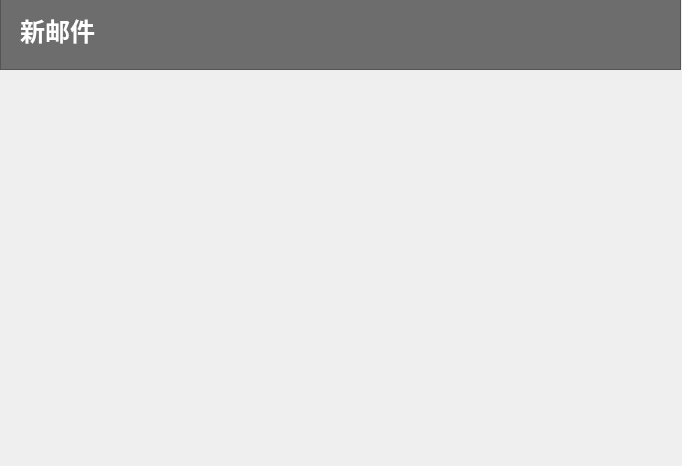
This is Client/App_view/Ui_file/write_email.ui in metaphysicser/MyMail as Qt 5 draws it before an edit. The edited form follows.
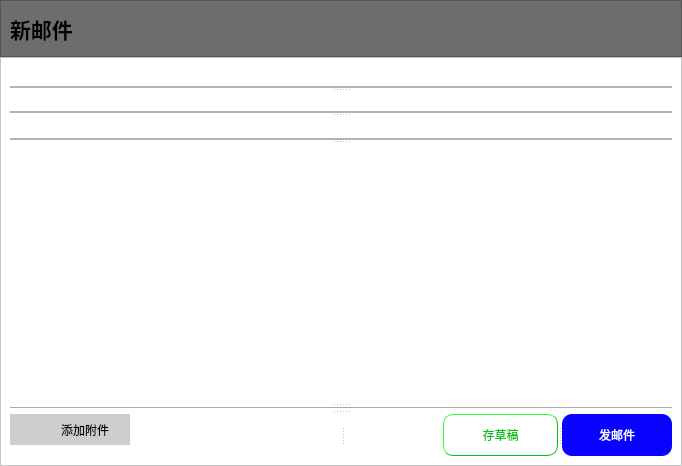
This is the edited form. Icons and pictures are not drawn.

Commit message: feat: add main ui style

```diff
--- a/Client/App_view/Ui_file/write_email.ui
+++ b/Client/App_view/Ui_file/write_email.ui
@@ -10,52 +10,327 @@
     <height>466</height>
    </rect>
   </property>
+  <property name="minimumSize">
+   <size>
+    <width>682</width>
+    <height>466</height>
+   </size>
+  </property>
   <property name="windowTitle">
    <string>Form</string>
   </property>
-  <widget class="QFrame" name="frame">
-   <property name="geometry">
-    <rect>
-     <x>0</x>
-     <y>-10</y>
-     <width>681</width>
-     <height>80</height>
-    </rect>
+  <layout class="QHBoxLayout" name="horizontalLayout_3">
+   <property name="spacing">
+    <number>0</number>
    </property>
-   <property name="styleSheet">
-    <string notr="true">background-color: rgb(109, 109, 109);</string>
+   <property name="leftMargin">
+    <number>0</number>
    </property>
-   <property name="frameShape">
-    <enum>QFrame::StyledPanel</enum>
+   <property name="topMargin">
+    <number>0</number>
    </property>
-   <property name="frameShadow">
-    <enum>QFrame::Raised</enum>
+   <property name="rightMargin">
+    <number>0</number>
    </property>
-   <widget class="QLabel" name="label">
-    <property name="geometry">
-     <rect>
-      <x>20</x>
-      <y>10</y>
-      <width>101</width>
-      <height>61</height>
-     </rect>
-    </property>
-    <property name="font">
-     <font>
-      <family>微软雅黑</family>
-      <pointsize>19</pointsize>
-      <weight>75</weight>
-      <bold>true</bold>
-     </font>
-    </property>
-    <property name="styleSheet">
-     <string notr="true">color: rgb(255, 255, 255);</string>
-    </property>
-    <property name="text">
-     <string>新邮件</string>
-    </property>
-   </widget>
-  </widget>
+   <property name="bottomMargin">
+    <number>0</number>
+   </property>
+   <item>
+    <widget class="QSplitter" name="splitter">
+     <property name="orientation">
+      <enum>Qt::Vertical</enum>
+     </property>
+     <property name="opaqueResize">
+      <bool>false</bool>
+     </property>
+     <property name="handleWidth">
+      <number>0</number>
+     </property>
+     <property name="childrenCollapsible">
+      <bool>false</bool>
+     </property>
+     <widget class="QFrame" name="frame">
+      <property name="maximumSize">
+       <size>
+        <width>16777215</width>
+        <height>57</height>
+       </size>
+      </property>
+      <property name="styleSheet">
+       <string notr="true">background-color: rgb(109, 109, 109);</string>
+      </property>
+      <property name="frameShape">
+       <enum>QFrame::StyledPanel</enum>
+      </property>
+      <property name="frameShadow">
+       <enum>QFrame::Raised</enum>
+      </property>
+      <layout class="QHBoxLayout" name="horizontalLayout">
+       <item>
+        <widget class="QLabel" name="label">
+         <property name="font">
+          <font>
+           <family>微软雅黑</family>
+           <pointsize>16</pointsize>
+           <weight>75</weight>
+           <bold>true</bold>
+          </font>
+         </property>
+         <property name="text">
+          <string>新邮件</string>
+         </property>
+        </widget>
+       </item>
+      </layout>
+     </widget>
+     <widget class="QScrollArea" name="scrollArea">
+      <property name="styleSheet">
+       <string notr="true">background-color: rgb(255, 255, 255);</string>
+      </property>
+      <property name="widgetResizable">
+       <bool>true</bool>
+      </property>
+      <widget class="QWidget" name="scrollAreaWidgetContents">
+       <property name="geometry">
+        <rect>
+         <x>0</x>
+         <y>0</y>
+         <width>680</width>
+         <height>407</height>
+        </rect>
+       </property>
+       <layout class="QHBoxLayout" name="horizontalLayout_2">
+        <item>
+         <widget class="QSplitter" name="splitter_8">
+          <property name="orientation">
+           <enum>Qt::Vertical</enum>
+          </property>
+          <widget class="QSplitter" name="splitter_4">
+           <property name="orientation">
+            <enum>Qt::Vertical</enum>
+           </property>
+           <widget class="QSplitter" name="splitter_3">
+            <property name="orientation">
+             <enum>Qt::Vertical</enum>
+            </property>
+            <widget class="QSplitter" name="splitter_2">
+             <property name="orientation">
+              <enum>Qt::Vertical</enum>
+             </property>
+             <widget class="QLineEdit" name="lineEdit">
+              <property name="styleSheet">
+               <string notr="true">QLineEdit{
+background-color: transparent;
+border-style: outset;
+border-width: 2px;
+border-color:grey;
+border:0px;
+border-bottom: 2px solid #B3B3B3;
+}
+
+QLineEdit:hover{
+    border-bottom: 3px solid #66A3FF;    
+    }
+
+QLineEdit:focus{
+    border-bottom: 3px solid #E680BD;    
+    }</string>
+              </property>
+             </widget>
+             <widget class="QLineEdit" name="lineEdit_2">
+              <property name="styleSheet">
+               <string notr="true">QLineEdit{
+background-color: transparent;
+border-style: outset;
+border-width: 2px;
+border-color:grey;
+border:0px;
+border-bottom: 2px solid #B3B3B3;
+}
+
+QLineEdit:hover{
+    border-bottom: 3px solid #66A3FF;    
+    }
+
+QLineEdit:focus{
+    border-bottom: 3px solid #E680BD;    
+    }</string>
+              </property>
+             </widget>
+            </widget>
+            <widget class="QLineEdit" name="lineEdit_3">
+             <property name="styleSheet">
+              <string notr="true">QLineEdit{
+background-color: transparent;
+border-style: outset;
+border-width: 2px;
+border-color:grey;
+border:0px;
+border-bottom: 2px solid #B3B3B3;
+}
+
+QLineEdit:hover{
+    border-bottom: 3px solid #66A3FF;    
+    }
+
+QLineEdit:focus{
+    border-bottom: 3px solid #E680BD;    
+    }</string>
+             </property>
+            </widget>
+           </widget>
+           <widget class="QTextEdit" name="textEdit">
+            <property name="styleSheet">
+             <string notr="true">border:none;</string>
+            </property>
+           </widget>
+          </widget>
+          <widget class="QSplitter" name="splitter_7">
+           <property name="orientation">
+            <enum>Qt::Vertical</enum>
+           </property>
+           <widget class="Line" name="line">
+            <property name="orientation">
+             <enum>Qt::Horizontal</enum>
+            </property>
+           </widget>
+           <widget class="QSplitter" name="splitter_6">
+            <property name="orientation">
+             <enum>Qt::Horizontal</enum>
+            </property>
+            <property name="opaqueResize">
+             <bool>false</bool>
+            </property>
+            <property name="handleWidth">
+             <number>200</number>
+            </property>
+            <property name="childrenCollapsible">
+             <bool>false</bool>
+            </property>
+            <widget class="QFrame" name="frame_3">
+             <property name="styleSheet">
+              <string notr="true">border:None;</string>
+             </property>
+             <property name="frameShape">
+              <enum>QFrame::StyledPanel</enum>
+             </property>
+             <property name="frameShadow">
+              <enum>QFrame::Raised</enum>
+             </property>
+             <widget class="QPushButton" name="pushButton_3">
+              <property name="geometry">
+               <rect>
+                <x>30</x>
+                <y>0</y>
+                <width>90</width>
+                <height>31</height>
+               </rect>
+              </property>
+              <property name="styleSheet">
+               <string notr="true">background-color: rgb(206, 206, 206);
+border:none</string>
+              </property>
+              <property name="text">
+               <string>添加附件</string>
+              </property>
+             </widget>
+             <widget class="QLabel" name="label_2">
+              <property name="geometry">
+               <rect>
+                <x>0</x>
+                <y>0</y>
+                <width>31</width>
+                <height>31</height>
+               </rect>
+              </property>
+              <property name="styleSheet">
+               <string notr="true">background-color: rgb(206, 206, 206);</string>
+              </property>
+              <property name="text">
+               <string/>
+              </property>
+              <property name="pixmap">
+               <pixmap resource="../resource.qrc">:/newPrefix/img/附件.png</pixmap>
+              </property>
+              <property name="scaledContents">
+               <bool>true</bool>
+              </property>
+             </widget>
+            </widget>
+            <widget class="QSplitter" name="splitter_5">
+             <property name="orientation">
+              <enum>Qt::Horizontal</enum>
+             </property>
+             <widget class="QPushButton" name="pushButton">
+              <property name="maximumSize">
+               <size>
+                <width>131</width>
+                <height>42</height>
+               </size>
+              </property>
+              <property name="styleSheet">
+               <string notr="true">QPushButton{
+    background-color: rgb(255, 255, 255);
+	color: rgb(2, 194, 18);
+    border-style: outset;
+    border-width: 1px;
+    border-radius: 10px;
+    border-color: rgb(2, 194, 18);
+    min-width: 4em;
+    padding: 6px;
+	font: 75 11pt &quot;微软雅黑&quot;;
+}
+QPushButton:pressed{
+background-color: rgb(2, 194, 18);
+color: rgb(255, 255, 255);
+
+}</string>
+              </property>
+              <property name="text">
+               <string>存草稿</string>
+              </property>
+             </widget>
+             <widget class="QPushButton" name="pushButton_2">
+              <property name="maximumSize">
+               <size>
+                <width>128</width>
+                <height>42</height>
+               </size>
+              </property>
+              <property name="styleSheet">
+               <string notr="true">QPushButton{
+    background-color: rgb(10, 2, 255);
+	color: rgb(255, 255, 255);
+    border-style: outset;
+    border-width: 0px;
+    border-radius: 10px;
+    border-color: rgb(2, 194, 18);
+    min-width: 4em;
+    padding: 6px;    
+	font: 75 11pt &quot;微软雅黑&quot;;
+}
+
+QPushButton:pressed{
+color: rgb(10, 2, 255);
+background-color: rgb(255, 255, 255);
+
+}</string>
+              </property>
+              <property name="text">
+               <string>发邮件</string>
+              </property>
+             </widget>
+            </widget>
+           </widget>
+          </widget>
+         </widget>
+        </item>
+       </layout>
+      </widget>
+     </widget>
+    </widget>
+   </item>
+  </layout>
  </widget>
  <resources/>
  <connections/>
```
Left out of the diff: 4 changed lines with no effect on the pictures. The commit also changes 11 other files.
